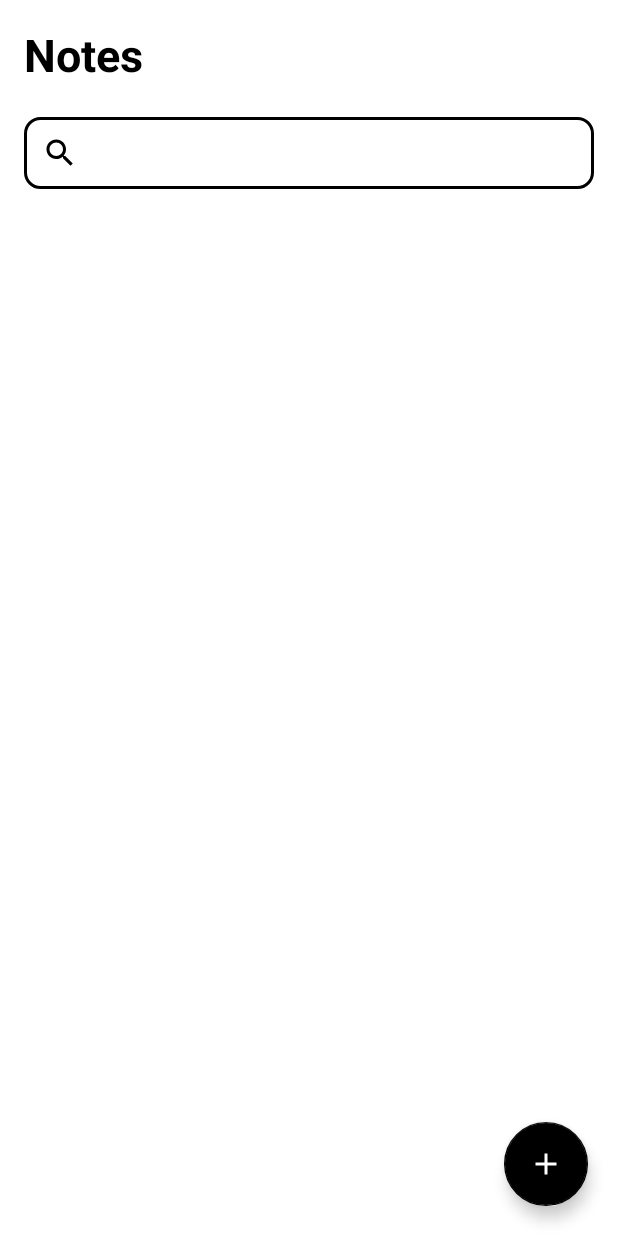
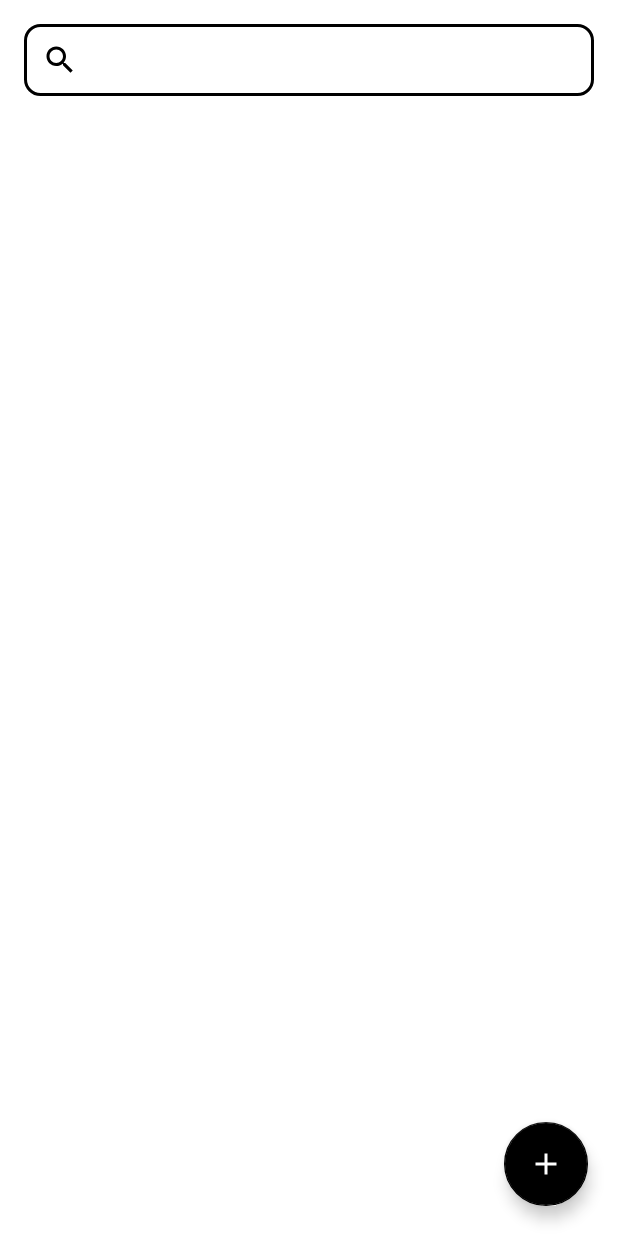
Before and after one commit to MishalManzoor/NotePad-App, an Android app: the screen it shows after launch (MainActivity), on a phone screen of 412 x 824 dp. Run offline under Robolectric (Android 15) with nearby library versions, the light colour scheme and no system bars; our stand-ins replace Room's generated code.

Commit message:
Updated xml file

```diff
--- a/app/src/main/res/layout/activity_main.xml
+++ b/app/src/main/res/layout/activity_main.xml
@@ -7,39 +7,25 @@
     android:background="@color/white"
     tools:context=".MainActivity">
 
-    <TextView
-        android:id="@+id/textView"
-        android:layout_width="match_parent"
-        android:layout_height="wrap_content"
-        android:layout_margin="16dp"
-        android:text="@string/notes"
-        android:textColor="@color/black"
-        android:textSize="30sp"
-        android:textStyle="bold"
-        app:layout_constraintBottom_toTopOf="@+id/search"
-        app:layout_constraintEnd_toEndOf="parent"
-        app:layout_constraintStart_toStartOf="parent"
-        app:layout_constraintTop_toTopOf="parent" />
-
     <androidx.appcompat.widget.SearchView
         android:id="@+id/search"
         android:layout_width="match_parent"
         android:layout_height="wrap_content"
         android:layout_gravity="center"
         android:layout_marginLeft="16dp"
-        app:queryHint="Search note"
-        app:closeIcon="@drawable/ic_baseline_close_24"
-        android:layout_marginTop="5dp"
+        android:layout_marginTop="16dp"
         android:layout_marginRight="16dp"
-        android:layout_marginBottom="5dp"
+        android:layout_marginBottom="16dp"
         android:background="@drawable/background"
         app:circularflow_defaultRadius="10dp"
         app:circularflow_radiusInDP="10dp"
+        app:closeIcon="@drawable/ic_baseline_close_24"
         app:layout_constraintBottom_toTopOf="@+id/recyclerView"
         app:layout_constraintEnd_toEndOf="parent"
         app:layout_constraintHorizontal_bias="0.0"
         app:layout_constraintStart_toStartOf="parent"
-        app:layout_constraintTop_toBottomOf="@+id/textView"
+        app:layout_constraintTop_toTopOf="parent"
+        app:queryHint="Search note"
         app:searchIcon="@drawable/ic_baseline_search_24"
         app:srcCompat="@drawable/ic_baseline_search_24">
 
```
